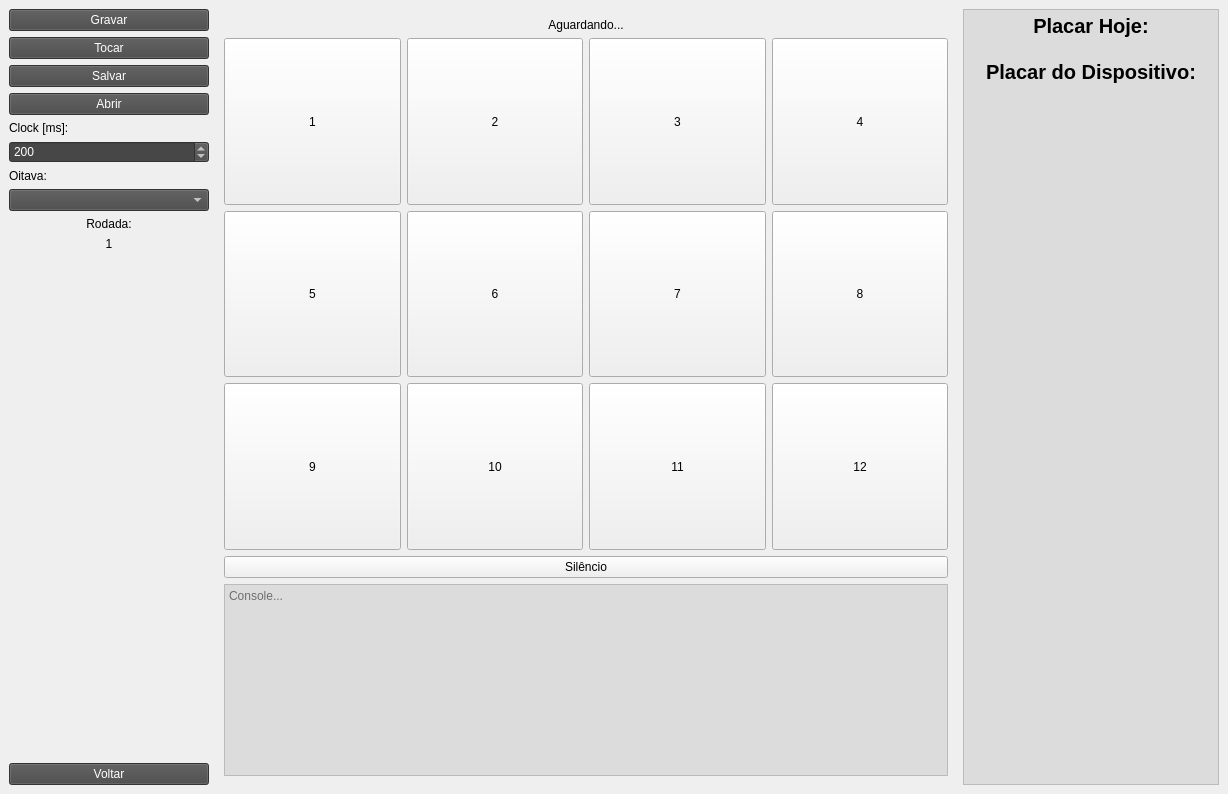
Old version of the form mainwindow.ui in the repository BurtBR/GeniUT.
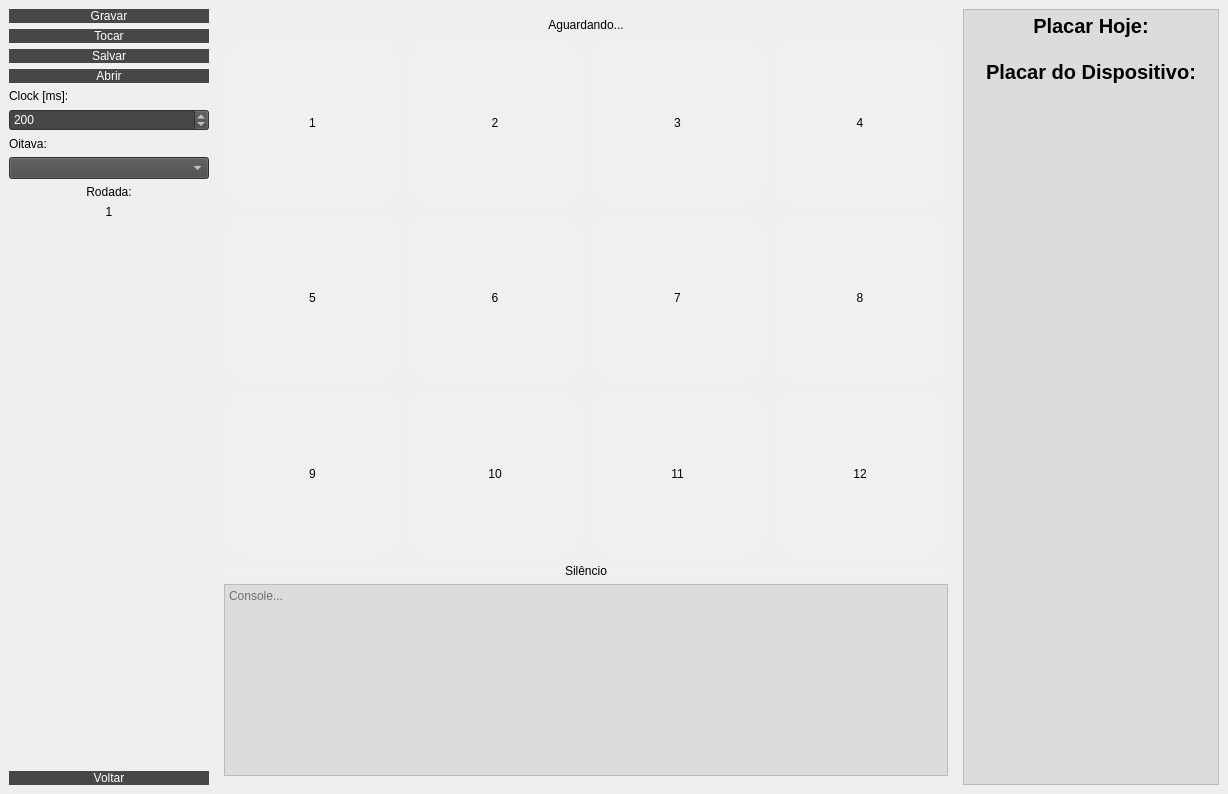
New version of the form. Icons and pictures are not drawn.

Diff of the .ui file:
```diff
--- a/mainwindow.ui
+++ b/mainwindow.ui
@@ -39,6 +39,7 @@
 	font: 20pt &quot;Source Code Pro&quot;;
 	color: rgb(255, 255, 255);
 	background-color: rgb(71, 71, 71);
+	border-radius:10%;
 }
 
 QPushButton:pressed { background-color: rgb(255, 204, 0); }
@@ -211,6 +212,7 @@
 	font: 20pt &quot;Source Code Pro&quot;;
 	color: rgb(0, 0, 0);
 	background-color: rgb(240, 240, 240);
+	border-radius: 30%;
 }
 
 QPushButton:pressed { background-color: red; }
```
